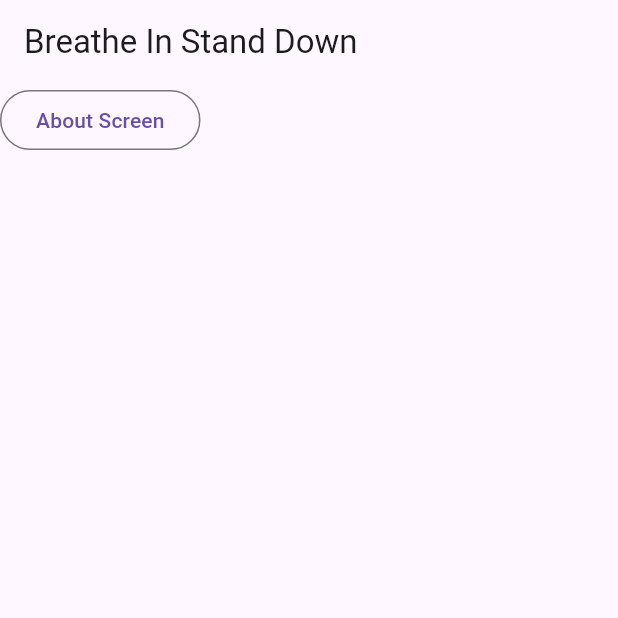
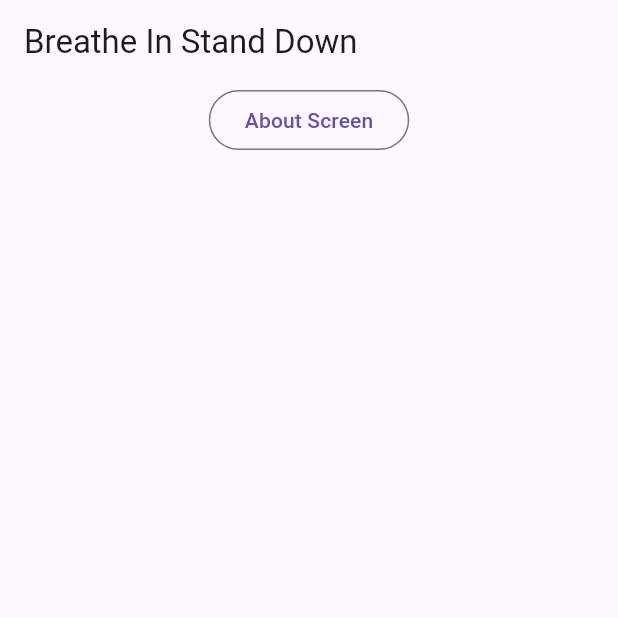
Before and after one commit to myg907/classProject, a Flutter app: the screen it shows after launch, on a phone screen of 412 x 824 dp, the top half of it. Run offline on Flutter 3.47's test engine with Material 3 defaults, Android fonts, the phone set to English and light mode, and no system bars.

Commit message:
Changed alignment of button.

```diff
--- a/lib/main.dart
+++ b/lib/main.dart
@@ -11,7 +11,8 @@ class HomeScreen extends StatelessWidget {
   Widget build(BuildContext context) {
     return Scaffold(
       appBar: AppBar(title: Text("Breathe In Stand Down")),
-      body: Column(
+      body: Row(
+        mainAxisAlignment: MainAxisAlignment.center,
         children: [
           OutlinedButton(
               child: Text("About Screen"),
@@ -36,7 +37,7 @@ class AboutScreen extends StatelessWidget {
         child: Text(
           "This screen was created by Melissa Gomez",
           style: TextStyle(
-              fontWeight: FontWeight.bold, fontStyle: FontStyle.italic),
+              fontWeight: FontWeight.bold),
         ),
       ),
     );
```
